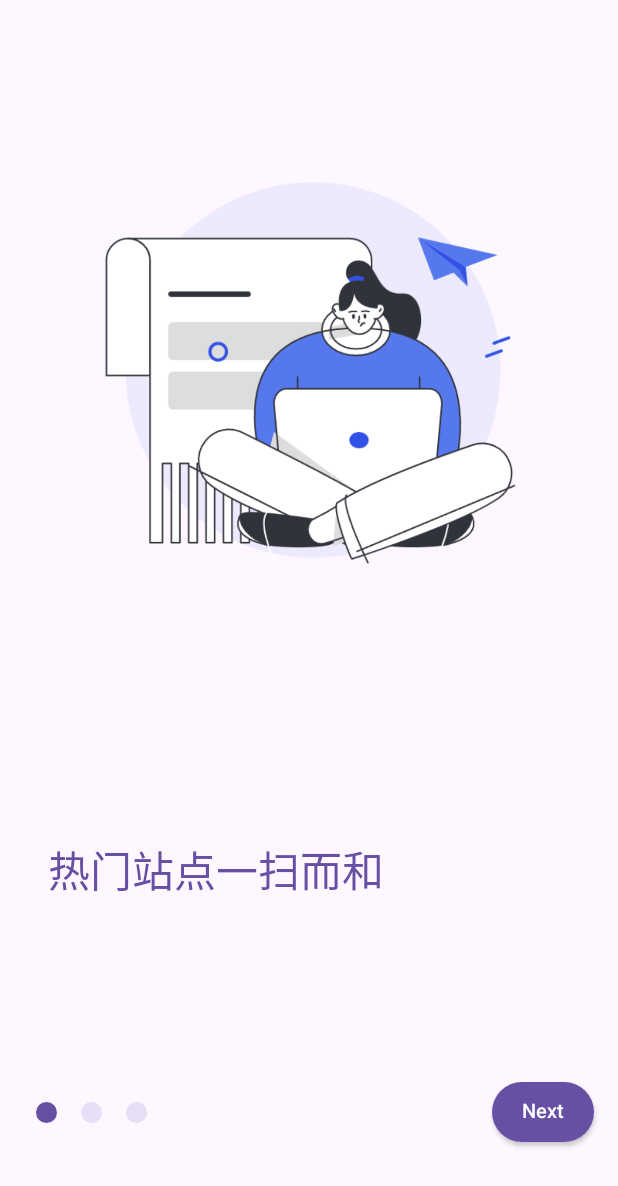
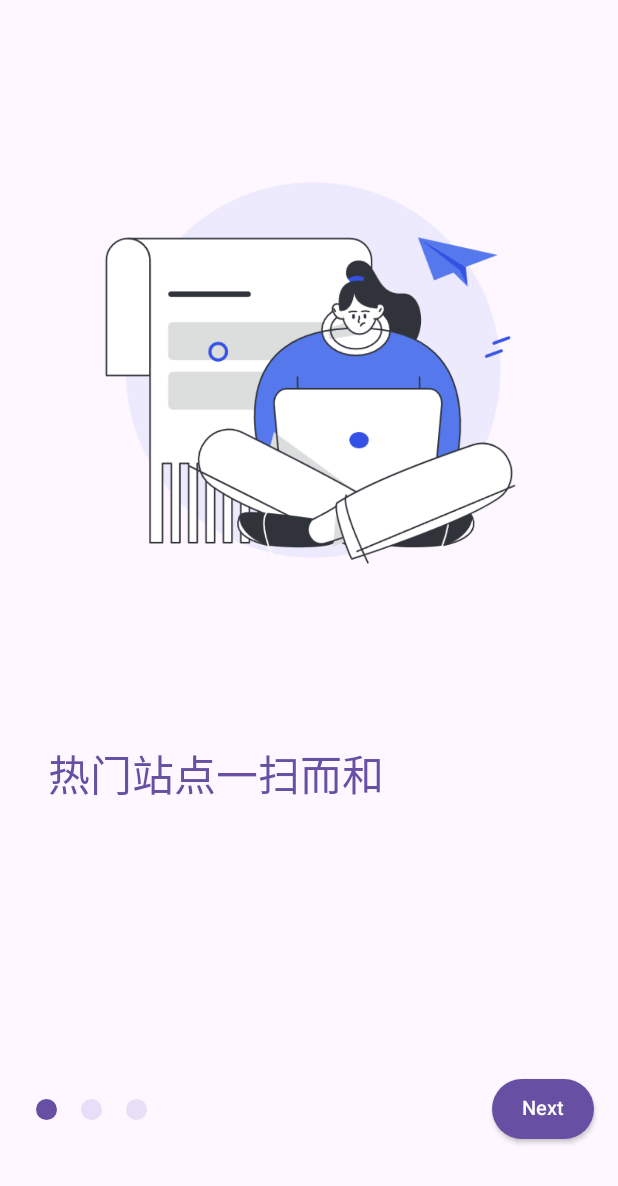
Before and after one commit to QCuncle/nowinnews, an Android app built with Jetpack Compose: the OnBoardingScreen screen opened through its navigation route, on a phone screen of 412 x 824 dp. Shown: the top 1186 px of the screen. Run offline under Robolectric (Android 15) with nearby library versions, the phone set to English and light mode, and no system bars; our stand-ins replace Dagger/Hilt's generated code; 4 statements that could not run were skipped.

Commit message:
fix: set OnBoardingPage text fixed height

```diff
--- a/app/src/main/java/me/qcuncle/nowinnews/presentation/onboarding/compoments/OnboardingPage.kt
+++ b/app/src/main/java/me/qcuncle/nowinnews/presentation/onboarding/compoments/OnboardingPage.kt
@@ -3,7 +3,6 @@ package me.qcuncle.nowinnews.presentation.onboarding.compoments
 import android.content.res.Configuration
 import androidx.compose.foundation.Image
 import androidx.compose.foundation.layout.Column
-import androidx.compose.foundation.layout.Spacer
 import androidx.compose.foundation.layout.fillMaxHeight
 import androidx.compose.foundation.layout.fillMaxWidth
 import androidx.compose.foundation.layout.height
@@ -14,7 +13,6 @@ import androidx.compose.runtime.Composable
 import androidx.compose.ui.Modifier
 import androidx.compose.ui.layout.ContentScale
 import androidx.compose.ui.res.painterResource
-import androidx.compose.ui.text.font.FontWeight
 import androidx.compose.ui.tooling.preview.Preview
 import androidx.compose.ui.unit.dp
 import me.qcuncle.nowinnews.presentation.onboarding.Page
@@ -37,16 +35,17 @@ fun OnBoardingPage(
                 .fillMaxWidth()
                 .fillMaxHeight(0.6f)
         )
-        Spacer(modifier = Modifier.height(24.dp))
-        Text(
-            text = "", //page.title,
-            modifier = Modifier.padding(horizontal = 32.dp),
-            style = MaterialTheme.typography.headlineLarge.copy(fontWeight = FontWeight.Bold),
-            color = MaterialTheme.colorScheme.primary
-        )
+//        Text(
+//            text = "", //page.title,
+//            modifier = Modifier.padding(horizontal = 32.dp),
+//            style = MaterialTheme.typography.headlineLarge.copy(fontWeight = FontWeight.Bold),
+//            color = MaterialTheme.colorScheme.primary
+//        )
         Text(
             text = page.description,
-            modifier = Modifier.padding(horizontal = 32.dp),
+            modifier = Modifier
+                .padding(horizontal = 32.dp)
+                .height(100.dp),
             style = MaterialTheme.typography.headlineMedium,
             color = MaterialTheme.colorScheme.primary
         )
```
